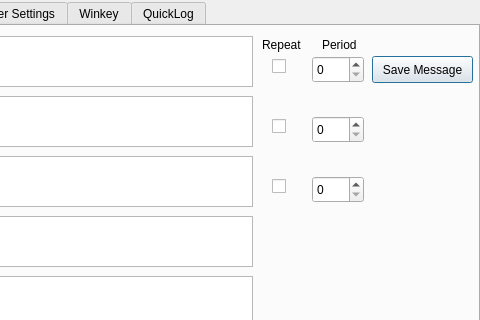
Before: the Qt Designer form trunk/src/QtRadio/morse.ui in GadgetUK/ghpsdr3-alex, drawn with Qt 5; both pictures show x 120 to 600 and y 0 to 320 of the 600 by 471 pixel window.
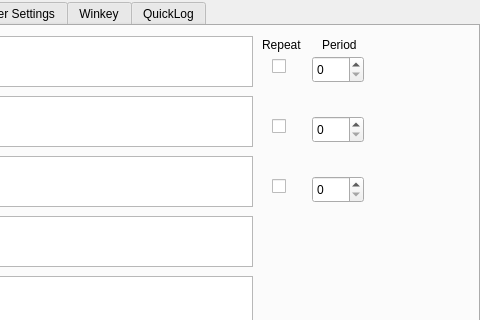
After: the same form once the commit is applied.

Patch:
```diff
--- a/trunk/src/QtRadio/morse.ui
+++ b/trunk/src/QtRadio/morse.ui
@@ -74,19 +74,6 @@
     <attribute name="title">
      <string>CW Strings</string>
     </attribute>
-    <widget class="QPushButton" name="pbSave_1">
-     <property name="geometry">
-      <rect>
-       <x>490</x>
-       <y>30</y>
-       <width>101</width>
-       <height>27</height>
-      </rect>
-     </property>
-     <property name="text">
-      <string>Save Message</string>
-     </property>
-    </widget>
     <widget class="QPlainTextEdit" name="plainTextEdit_1">
      <property name="geometry">
       <rect>
```
